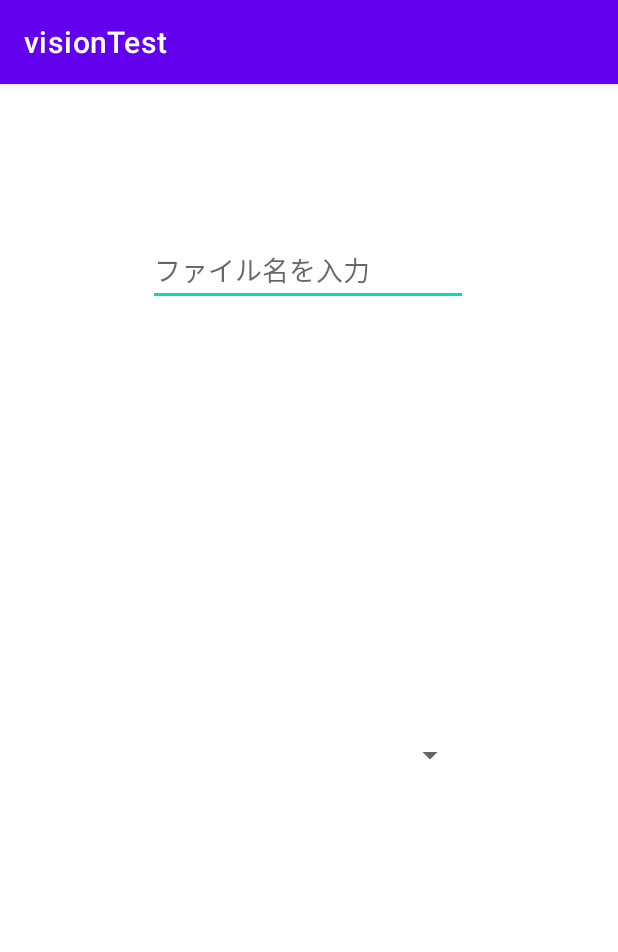
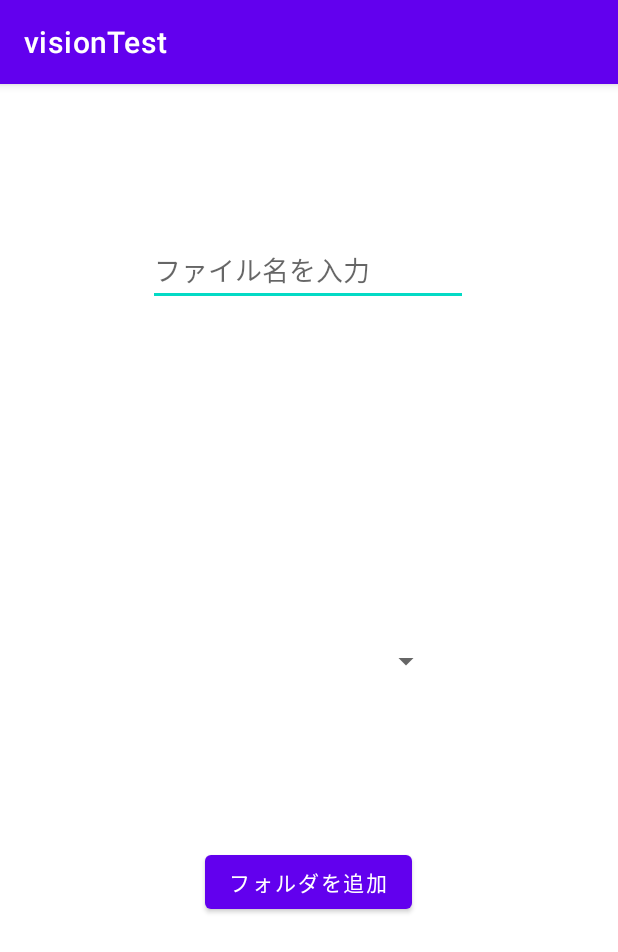
Before and after one commit to s20020/visionTest, an Android app: the File_Foleder_Input screen opened directly, with no data from a screen before it, on a phone screen of 412 x 824 dp. Shown: the top 952 px of the screen. Run offline under Robolectric (Android 15) with nearby library versions, the phone set to English and light mode, and no system bars.

Commit message:
スピナー完成。 次はフォルダを作ったときに、レフレッシュをどうやってするか。

```diff
--- a/app/src/main/java/jp/ac/it_college/std/s20020/visiontest/DatabaseHelper.kt
+++ b/app/src/main/java/jp/ac/it_college/std/s20020/visiontest/DatabaseHelper.kt
@@ -8,7 +8,7 @@ class DatabaseHelper(context: Context): SQLiteOpenHelper(
     context, DATABASE_NAME, null, DATABASE_VERSION){
 
     companion object {
-        private const val DATABASE_NAME = "SCHEDULE.db"
+        private const val DATABASE_NAME = "Vocabulary Book.db"
         private const val DATABASE_VERSION = 1
     }
 
@@ -23,7 +23,7 @@ class DatabaseHelper(context: Context): SQLiteOpenHelper(
         """.trimIndent()
 
         val createTable_folder ="""
-            CREATE TABLE main (
+            CREATE TABLE folder (
             folder_number,
             folder_name TEXT
             );
--- a/app/src/main/java/jp/ac/it_college/std/s20020/visiontest/File_Foleder_Input.kt
+++ b/app/src/main/java/jp/ac/it_college/std/s20020/visiontest/File_Foleder_Input.kt
@@ -1,18 +1,122 @@
 package jp.ac.it_college.std.s20020.visiontest
 
+import android.content.Context
+import android.content.DialogInterface
 import androidx.appcompat.app.AppCompatActivity
 import android.os.Bundle
+import android.widget.ArrayAdapter
+import android.widget.EditText
+import android.widget.Toast
+import androidx.appcompat.app.AlertDialog
 import jp.ac.it_college.std.s20020.visiontest.databinding.ActivityFileFolederInputBinding
+import java.util.*
 
 class File_Foleder_Input : AppCompatActivity() {
 
     private lateinit var binding: ActivityFileFolederInputBinding
 
+    private lateinit var _helper: DatabaseHelper
+
+    val spinnerItems = arrayListOf<String>()
+
+
     //現在作られているフォルダーの選択肢をDBから取得
+
 
     override fun onCreate(savedInstanceState: Bundle?) {
         super.onCreate(savedInstanceState)
         binding = ActivityFileFolederInputBinding.inflate(layoutInflater)
         setContentView(binding.root)
+
+        //DatabaseHelperオブジェクトを生成
+        _helper = DatabaseHelper(applicationContext)
+
+
+        //DB挿入命令
+        val insert = """
+            INSERT INTO folder
+            (folder_number, folder_name)
+            VALUES(?, ?)
+        """.trimIndent()
+
+        //DBからfolder_nameを取り出す
+        val select = """
+            SELECT folder_name FROM folder
+        """.trimIndent()
+
+
+        val db = _helper.writableDatabase
+        val c = db.rawQuery(select, null)
+
+        while(c.moveToNext()){
+            val data = c.getColumnIndex("folder_name")
+            spinnerItems.add(c.getString(data))
+        }
+
+        println(spinnerItems)
+        println("taiga")
+
+        //スピナーにフォルダ名を表示するための工程
+
+        //アダプター作成
+        val adapter = ArrayAdapter(applicationContext,android.R.layout.simple_spinner_dropdown_item, spinnerItems)
+
+        adapter.setDropDownViewResource(android.R.layout.simple_spinner_dropdown_item)
+
+        //spinerViewにアダプターをセット
+        binding.spinner.adapter = adapter
+
+
+
+
+
+
+        //フォルダー作成ボタンを押すと
+        //ダイアログが出力される
+        binding.folderAddBtn.setOnClickListener{
+            val myedit = EditText(this)
+            val dialog = AlertDialog.Builder(this)
+            dialog.setTitle("文字を入力してください")
+            dialog.setView(myedit)
+            dialog.setPositiveButton("OK", DialogInterface.OnClickListener { _, _ ->
+                // OKボタン押したときの処理
+                //folderDBにインサートする
+
+                //folder_numberの連番のための保存領域インスタンスを生成。
+                val pre = getSharedPreferences("id", Context.MODE_PRIVATE)
+                val editor = pre.edit()
+                editor.putInt("ID", pre.getInt("ID", 0) + 1)
+                editor.apply()
+                var folder_number = pre.getInt("ID", 0)
+
+                //打ち込まれたフォルダー名を取得
+                val userText = myedit.getText().toString()
+                val db = _helper.writableDatabase
+
+                //SQL文字列をもとにプリペアドステートメントを取得
+                val stmt = db.compileStatement(insert)
+                //Preの中の番号を取得
+                stmt.bindLong(1, folder_number.toLong())
+                //入力したときフォルダー名を取得
+                stmt.bindString(2, userText)
+
+                //データベースへのinsert実行。
+                stmt.executeInsert()
+
+
+                Toast.makeText(this, "$userText と入力しました", Toast.LENGTH_SHORT).show()
+
+
+            })
+            dialog.setNegativeButton("キャンセル", null)
+            dialog.show()
+        }
+
+
+    }
+
+    override fun onDestroy() {
+        _helper.close()
+        super.onDestroy()
     }
 }
--- a/app/src/main/java/jp/ac/it_college/std/s20020/visiontest/MyCreate.kt
+++ b/app/src/main/java/jp/ac/it_college/std/s20020/visiontest/MyCreate.kt
@@ -1,5 +1,6 @@
 package jp.ac.it_college.std.s20020.visiontest
 
+import android.content.Intent
 import androidx.appcompat.app.AppCompatActivity
 import android.os.Bundle
 import jp.ac.it_college.std.s20020.visiontest.databinding.ActivityMyCreateBinding
@@ -15,6 +16,11 @@ class MyCreate : AppCompatActivity() {
             finish()
         }
 
+        binding.okBtn.setOnClickListener{
+            intent = Intent(this, File_Foleder_Input::class.java)
+            startActivity(intent)
+        }
+
 
     }
 }
--- a/app/src/main/res/layout/activity_file_foleder_input.xml
+++ b/app/src/main/res/layout/activity_file_foleder_input.xml
@@ -21,13 +21,22 @@
 
     <Spinner
         android:id="@+id/spinner"
-        android:layout_width="198dp"
-        android:layout_height="231dp"
-        android:layout_marginTop="184dp"
+        android:layout_width="177dp"
+        android:layout_height="42dp"
+        android:layout_marginTop="216dp"
+        app:layout_constraintEnd_toEndOf="parent"
+        app:layout_constraintStart_toStartOf="parent"
+        app:layout_constraintTop_toBottomOf="@+id/editTextTextPersonName" />
+
+    <Button
+        android:id="@+id/folder_add_btn"
+        android:layout_width="wrap_content"
+        android:layout_height="wrap_content"
+        android:layout_marginBottom="212dp"
+        android:text="@string/folder_add"
         app:layout_constraintBottom_toBottomOf="parent"
         app:layout_constraintEnd_toEndOf="parent"
-        app:layout_constraintHorizontal_bias="0.525"
-        app:layout_constraintStart_toStartOf="parent"
-        app:layout_constraintTop_toBottomOf="@+id/editTextTextPersonName"
-        app:layout_constraintVertical_bias="0.0" />
+        app:layout_constraintHorizontal_bias="0.498"
+        app:layout_constraintStart_toStartOf="parent" />
+
 </androidx.constraintlayout.widget.ConstraintLayout>
--- a/app/src/main/res/layout/activity_my_create.xml
+++ b/app/src/main/res/layout/activity_my_create.xml
@@ -572,7 +572,7 @@
         app:layout_constraintStart_toStartOf="parent" />
 
     <Button
-        android:id="@+id/button3"
+        android:id="@+id/ok_btn"
         android:layout_width="181dp"
         android:layout_height="48dp"
         android:layout_marginEnd="20dp"
--- a/app/src/main/res/values/strings.xml
+++ b/app/src/main/res/values/strings.xml
@@ -13,4 +13,5 @@
     <string name="end">終了</string>
     <string name="file_name">ファイル名を入力</string>
     <string name="folder_name">フォルダ名を入力</string>
+    <string name="folder_add">フォルダを追加</string>
 </resources>
```
